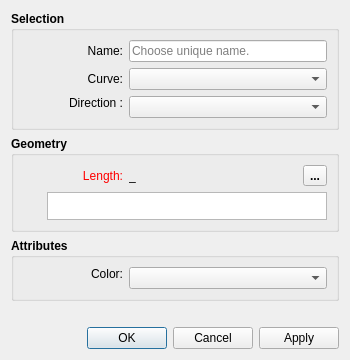
This is src/libs/vtools/dialogs/tools/dialogcutspline.ui in FashionFreedom/Seamly2D as Qt 5 draws it before an edit. The edited form follows.
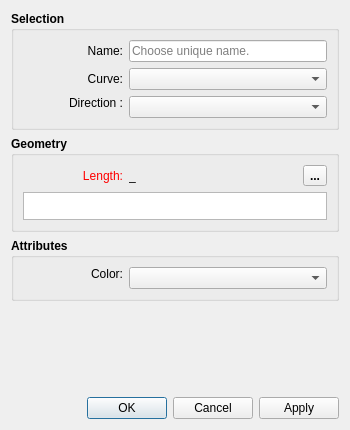
This is the edited form. Icons and pictures are not drawn. Custom widgets are drawn as their Qt base class.

Diff of the .ui file:
```diff
--- a/src/libs/vtools/dialogs/tools/dialogcutspline.ui
+++ b/src/libs/vtools/dialogs/tools/dialogcutspline.ui
@@ -7,13 +7,13 @@
     <x>0</x>
     <y>0</y>
     <width>350</width>
-    <height>360</height>
+    <height>430</height>
    </rect>
   </property>
   <property name="minimumSize">
    <size>
     <width>270</width>
-    <height>0</height>
+    <height>430</height>
    </size>
   </property>
   <property name="windowTitle">
@@ -47,8 +47,6 @@
      <property name="title">
       <string>Selection</string>
      </property>
-     <layout class="QVBoxLayout" name="verticalLayout">
-      <item>
        <layout class="QFormLayout" name="formLayout">
         <item row="0" column="0">
          <widget class="QLabel" name="labelEditNamePoint">
@@ -183,8 +181,6 @@
          </widget>
         </item>
        </layout>
-      </item>
-     </layout>
     </widget>
    </item>
    <item>
@@ -345,44 +341,7 @@
        </layout>
       </item>
       <item>
-       <layout class="QHBoxLayout" name="horizontalLayout_5">
-        <item>
-         <widget class="QPushButton" name="pushButtonGrowLength">
-          <property name="maximumSize">
-           <size>
-            <width>18</width>
-            <height>18</height>
-           </size>
-          </property>
-          <property name="sizeIncrement">
-           <size>
-            <width>0</width>
-            <height>0</height>
-           </size>
-          </property>
-          <property name="toolTip">
-           <string>&lt;html&gt;&lt;head/&gt;&lt;body&gt;&lt;p&gt;Show full calculation in message box&lt;/p&gt;&lt;/body&gt;&lt;/html&gt;</string>
-          </property>
-          <property name="text">
-           <string notr="true"/>
-          </property>
-          <property name="icon">
-           <iconset theme="go-down">
-            <normaloff>.</normaloff>.</iconset>
-          </property>
-          <property name="iconSize">
-           <size>
-            <width>16</width>
-            <height>16</height>
-           </size>
-          </property>
-          <property name="flat">
-           <bool>true</bool>
-          </property>
-         </widget>
-        </item>
-        <item>
-         <widget class="QPlainTextEdit" name="plainTextEditFormula">
+       <widget class="ExpandingTextEdit" name="plainTextEditFormula">
           <property name="sizePolicy">
            <sizepolicy hsizetype="Expanding" vsizetype="Preferred">
             <horstretch>0</horstretch>
@@ -410,8 +369,6 @@
          </widget>
         </item>
        </layout>
-      </item>
-     </layout>
     </widget>
    </item>
    <item>
@@ -431,12 +388,7 @@
      <property name="title">
       <string>Attributes</string>
      </property>
-     <layout class="QVBoxLayout" name="verticalLayout_4">
-      <item>
        <layout class="QFormLayout" name="formLayout_2">
-        <property name="labelAlignment">
-         <set>Qt::AlignRight|Qt::AlignTrailing|Qt::AlignVCenter</set>
-        </property>
         <item row="0" column="0">
          <widget class="QLabel" name="lineColor_Label">
           <property name="sizePolicy">
@@ -494,8 +446,6 @@
          </widget>
         </item>
        </layout>
-      </item>
-     </layout>
     </widget>
    </item>
    <item>
@@ -529,6 +479,11 @@
    <extends>QComboBox</extends>
    <header location="global">color_combobox.h</header>
   </customwidget>
+  <customwidget>
+   <class>ExpandingTextEdit</class>
+   <extends>QPlainTextEdit</extends>
+   <header>expandingtextedit.h</header>
+  </customwidget>
  </customwidgets>
  <tabstops>
   <tabstop>plainTextEditFormula</tabstop>
```
Left out of the diff: 13 changed lines with no effect on the pictures. Lines whose indentation alone changed are shown as unchanged.
